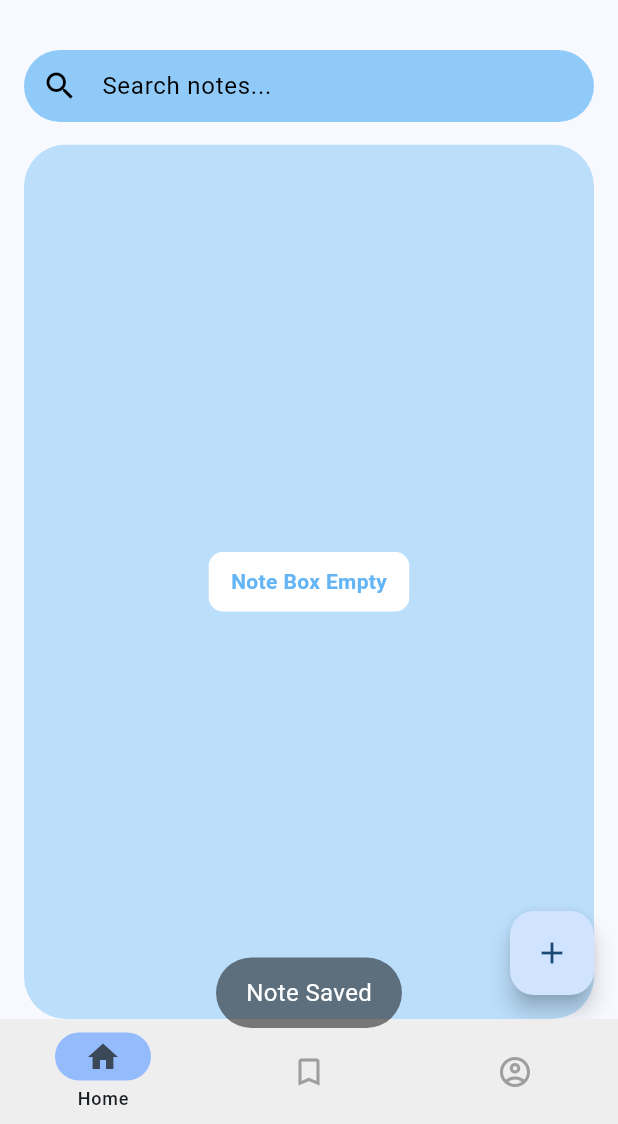
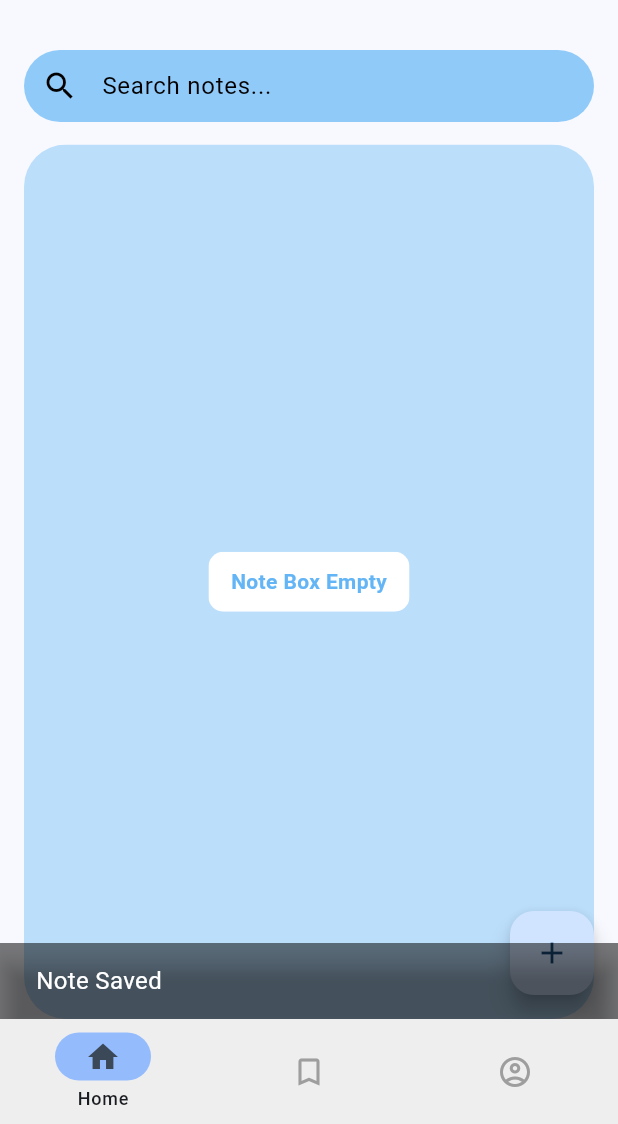
Before and after one commit to Sigma-Dee/SimpleNotes, a Flutter app: the NotePage screen opened directly with empty values, after a tap on the "inbox" icon, on a phone screen of 412 x 824 dp, the part 112-1236 px from its top. Run offline on Flutter 3.47's test engine with Material 3 defaults, Android fonts, the phone set to English and light mode, and no system bars; our stand-ins replace hive, hive_flutter; accounts and stored records are empty.

Commit message:
Simple Notes App

```diff
--- a/lib/main/pages/create_edit_note.dart
+++ b/lib/main/pages/create_edit_note.dart
@@ -1,5 +1,4 @@
 import 'package:flutter/material.dart';
-import 'package:fluttertoast/fluttertoast.dart';
 
 import '../../main.dart';
 import '../constants/colors.dart';
@@ -103,13 +102,17 @@ class _NotePageState extends State<NotePage> {
                   Navigator.pop(context);
                 });
                 // toast message
-                Fluttertoast.showToast(
-                  msg: isEditMode ? 'Note Changes Saved' : 'Note Saved',
-                  toastLength: Toast.LENGTH_SHORT,
-                  gravity: ToastGravity.BOTTOM,
-                  backgroundColor: Colors.black.withOpacity(0.5),
-                  textColor: Colors.white,
-                  fontSize: 16.0,
+                ScaffoldMessenger.of(context).showSnackBar(
+                  SnackBar(
+                    content: Text(
+                      isEditMode ? 'Note Changes Saved' : 'Note Saved',
+                      style: TextStyle(
+                        color: Colors.white,
+                        fontSize: 16,
+                      ),
+                    ),
+                    backgroundColor: Colors.black.withOpacity(0.5),
+                  ),
                 );
               },
               borderRadius: BorderRadius.circular(30),
--- a/lib/main/pages/trash_bin.dart
+++ b/lib/main/pages/trash_bin.dart
@@ -72,7 +72,10 @@ class _TrashBinState extends State<TrashBin> {
               child: IconButton(
                 icon: const Icon(Icons.delete_outline_rounded),
                 color: AppColors.primaryColor,
-                onPressed: () {},
+                onPressed: () {
+                  Navigator.pop(context);
+                  deletedNotes.clear();
+                },
               ),
             ),
           ),
--- a/pubspec.yaml
+++ b/pubspec.yaml
@@ -40,7 +40,6 @@ dependencies:
   hive_flutter: ^1.1.0
   path_provider: ^2.0.5
   intl: ^0.18.1
-  fluttertoast: ^8.2.2
 
 dev_dependencies:
   flutter_test:
```
Also changed, not shown: lib/main/screens/home.dart (+19 -17 lines), pubspec.lock.
